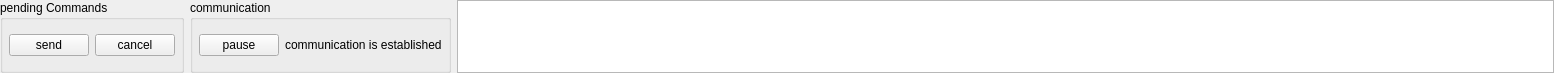
This is gui/designerfiles/globalControllerAndView.ui in hmcontroller/ControlDemonstrator as Qt 5 draws it before an edit. The edited form follows.
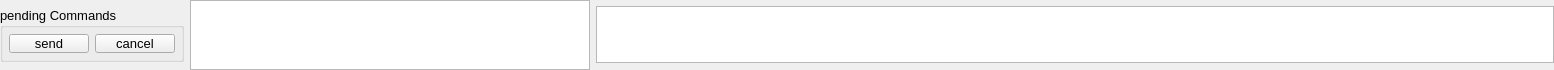
This is the edited form.

```diff
--- a/gui/designerfiles/globalControllerAndView.ui
+++ b/gui/designerfiles/globalControllerAndView.ui
@@ -7,9 +7,15 @@
     <x>0</x>
     <y>0</y>
     <width>1554</width>
-    <height>73</height>
+    <height>57</height>
    </rect>
   </property>
+  <property name="maximumSize">
+   <size>
+    <width>16777215</width>
+    <height>57</height>
+   </size>
+  </property>
   <property name="windowTitle">
    <string>Form</string>
   </property>
@@ -21,6 +27,23 @@
     <layout class="QHBoxLayout" name="horizontalLayout_5">
      <item>
       <widget class="QGroupBox" name="pendingGroupBox">
+       <property name="minimumSize">
+        <size>
+         <width>0</width>
+         <height>55</height>
+        </size>
+       </property>
+       <property name="maximumSize">
+        <size>
+         <width>16777215</width>
+         <height>55</height>
+        </size>
+       </property>
+       <property name="font">
+        <font>
+         <pointsize>10</pointsize>
+        </font>
+       </property>
        <property name="title">
         <string>pending Commands</string>
        </property>
@@ -50,37 +73,39 @@
       </widget>
      </item>
      <item>
-      <widget class="QGroupBox" name="commGroupBox">
-       <property name="title">
-        <string>communication</string>
+      <widget class="QTextEdit" name="singleLineTextEdit">
+       <property name="maximumSize">
+        <size>
+         <width>400</width>
+         <height>16777215</height>
+        </size>
        </property>
-       <layout class="QHBoxLayout" name="horizontalLayout_4">
-        <property name="margin">
-         <number>6</number>
-        </property>
-        <item>
-         <layout class="QHBoxLayout" name="horizontalLayout_3">
-          <item>
-           <widget class="QPushButton" name="commToggleButton">
-            <property name="text">
-             <string>pause</string>
-            </property>
-           </widget>
-          </item>
-          <item>
-           <widget class="QLabel" name="commLabel">
-            <property name="text">
-             <string>communication is established</string>
-            </property>
-           </widget>
-          </item>
-         </layout>
-        </item>
-       </layout>
+       <property name="readOnly">
+        <bool>true</bool>
+       </property>
+       <property name="textInteractionFlags">
+        <set>Qt::TextSelectableByKeyboard|Qt::TextSelectableByMouse</set>
+       </property>
       </widget>
      </item>
      <item>
-      <widget class="QTextEdit" name="messageTextEdit"/>
+      <widget class="QTextEdit" name="messageTextEdit">
+       <property name="minimumSize">
+        <size>
+         <width>0</width>
+         <height>25</height>
+        </size>
+       </property>
+       <property name="maximumSize">
+        <size>
+         <width>16777215</width>
+         <height>57</height>
+        </size>
+       </property>
+       <property name="textInteractionFlags">
+        <set>Qt::TextSelectableByKeyboard|Qt::TextSelectableByMouse</set>
+       </property>
+      </widget>
      </item>
     </layout>
    </item>
```
